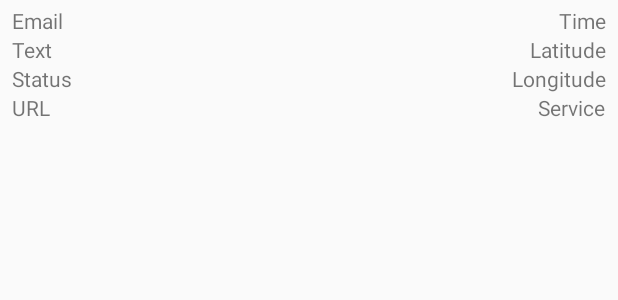
After one commit to NiSrOK/Smart_City, an Android app: the layout item_message.xml on its own in the app's theme, with its tools: preview values and no code run, on a phone screen of 412 x 824 dp. The commit adds this screen. Shown: the top 300 px of the screen. Run offline under Robolectric (Android 15) with nearby library versions, the phone set to English and light mode, and no system bars.

Commit message:
Outputting messages from the database
authentication in onResume ()

```diff
--- a/app/build.gradle
+++ b/app/build.gradle
@@ -42,13 +42,15 @@ dependencies {
 
     implementation "com.google.android.gms:play-services-maps:17.0.1"
 
+    implementation 'com.squareup.picasso:picasso:2.71828'
+
 
     //implementation 'com.google.firebase:firebase-database-ktx'
     //implementation 'com.google.firebase:firebase-storage-ktx'
     //implementation 'com.google.firebase:firebase-auth-ktx'
 
     // Firebase UI Library
-    implementation 'com.firebaseui:firebase-ui-database:7.1.1'
+    implementation 'com.firebaseui:firebase-ui-database:1.1.1'
     implementation 'com.google.code.gson:gson:2.8.6'
     implementation 'com.google.firebase:firebase-storage:19.2.2'
 
--- a/app/src/main/java/com/example/smartcity/Description.java
+++ b/app/src/main/java/com/example/smartcity/Description.java
@@ -42,7 +42,7 @@ public class Description extends AppCompatActivity implements View.OnClickListen
     private final int PICK_IMAGE_REQUEST = 71;
 
     private static final int CAMERA_REQUEST_CODE = 1;
-    String urlAds = "000000000";
+    //String urlAds = "000000000";
 
 
     //private StorageReference storage;
@@ -140,7 +140,7 @@ public class Description extends AppCompatActivity implements View.OnClickListen
 
                                     EditText textField = findViewById(R.id.discription);
                                     if (textField.getText().toString().length() > 0) {
-                                        urlAds = uri.toString();
+                                        String urlAds = uri.toString();
                                         Toast.makeText(Description.this, "URL адрес " + urlAds, Toast.LENGTH_SHORT).show();
 
                                         FirebaseDatabase.getInstance().getReference().child("Messages").push().setValue(
--- a/app/src/main/java/com/example/smartcity/pojo/Message.java
+++ b/app/src/main/java/com/example/smartcity/pojo/Message.java
@@ -13,6 +13,8 @@ public class Message {
     private String service;
     private String status;
     private long messageTime;
+
+    public  Message(){}
 
     public Message(String text, String userEmail, String imageUrl, String latitude, String longitude, String service) {
         this.text = text;
--- /dev/null
+++ b/app/src/main/res/layout/item_message.xml
@@ -0,0 +1,110 @@
+<?xml version="1.0" encoding="utf-8"?>
+<androidx.constraintlayout.widget.ConstraintLayout
+    xmlns:android="http://schemas.android.com/apk/res/android"
+    xmlns:app="http://schemas.android.com/apk/res-auto"
+    xmlns:tools="http://schemas.android.com/tools"
+    android:layout_width="match_parent"
+    android:layout_height="wrap_content">
+
+    <TextView
+        android:id="@+id/message_user_email"
+        android:layout_width="250dp"
+        android:layout_height="wrap_content"
+        android:layout_marginStart="8dp"
+        android:layout_marginTop="4dp"
+        android:text="Email"
+        app:layout_constraintStart_toStartOf="parent"
+        app:layout_constraintTop_toTopOf="parent" />
+
+    <TextView
+        android:id="@+id/message_time"
+        android:layout_width="wrap_content"
+        android:layout_height="wrap_content"
+        android:layout_alignParentEnd="true"
+        android:layout_marginTop="4dp"
+        android:layout_marginEnd="8dp"
+        android:text="Time"
+        app:layout_constraintEnd_toEndOf="parent"
+        app:layout_constraintTop_toTopOf="parent" />
+
+    <TextView
+        android:id="@+id/message_serv"
+        android:layout_width="wrap_content"
+        android:layout_height="wrap_content"
+        android:layout_below="@+id/message_time"
+        android:layout_alignParentEnd="true"
+        android:layout_marginEnd="8dp"
+        android:text="Service"
+        app:layout_constraintEnd_toEndOf="parent"
+        app:layout_constraintTop_toBottomOf="@+id/message_lon" />
+
+    <TextView
+        android:id="@+id/message_lat"
+        android:layout_width="wrap_content"
+        android:layout_height="wrap_content"
+        android:layout_below="@+id/message_user_email"
+        android:layout_marginEnd="8dp"
+        android:text="Latitude"
+        app:layout_constraintEnd_toEndOf="parent"
+        app:layout_constraintTop_toBottomOf="@+id/message_time" />
+
+    <TextView
+        android:id="@+id/message_lon"
+        android:layout_width="wrap_content"
+        android:layout_height="wrap_content"
+        android:layout_below="@id/message_lat"
+        android:layout_marginEnd="8dp"
+        android:text="Longitude"
+        app:layout_constraintEnd_toEndOf="parent"
+        app:layout_constraintTop_toBottomOf="@+id/message_lat" />
+
+    <TextView
+        android:id="@+id/message_text"
+        android:layout_width="250dp"
+        android:layout_height="wrap_content"
+        android:layout_below="@+id/message_lon"
+        android:layout_alignParentStart="true"
+        android:layout_marginStart="8dp"
+        android:text="Text"
+        android:textStyle="normal"
+        app:layout_constraintStart_toStartOf="parent"
+        app:layout_constraintTop_toBottomOf="@+id/message_user_email" />
+
+    <TextView
+        android:id="@+id/message_status"
+        android:layout_width="250dp"
+        android:layout_height="wrap_content"
+        android:layout_below="@+id/message_text"
+        android:layout_alignParentStart="true"
+        android:layout_marginStart="8dp"
+        android:text="Status"
+        android:textStyle="normal"
+        app:layout_constraintStart_toStartOf="parent"
+        app:layout_constraintTop_toBottomOf="@+id/message_text" />
+
+    <TextView
+        android:id="@+id/message_url"
+        android:layout_width="250dp"
+        android:layout_height="wrap_content"
+        android:layout_below="@+id/message_text"
+        android:layout_alignParentStart="true"
+        android:layout_marginStart="8dp"
+        android:text="URL"
+        android:textStyle="normal"
+        app:layout_constraintStart_toStartOf="parent"
+        app:layout_constraintTop_toBottomOf="@+id/message_status" />
+
+    <ImageView
+        android:id="@+id/message_photo"
+        android:layout_width="match_parent"
+        android:layout_height="300dp"
+        android:layout_below="@+id/message_url"
+        android:gravity="center"
+        android:orientation="vertical"
+        android:scaleType="fitCenter"
+        app:layout_constraintEnd_toEndOf="parent"
+        app:layout_constraintHorizontal_bias="0.0"
+        app:layout_constraintStart_toStartOf="parent"
+        app:layout_constraintTop_toBottomOf="@+id/message_url"></ImageView>
+
+</androidx.constraintlayout.widget.ConstraintLayout>
```
Also changed, not shown: app/src/main/java/com/example/smartcity/ChatActivity.java (+56 -93 lines), app/src/main/java/com/example/smartcity/MainActivity.java (+9 -1 lines), app/src/main/res/layout/activity_chat.xml (+0 -16 lines).
